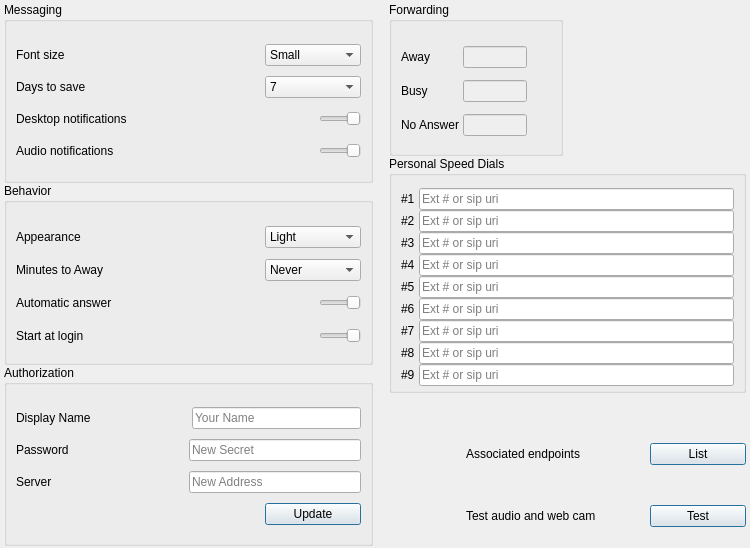
First picture: the form in Desktop/options.ui, repository dyfet/tycho_sipwitchqt, before the edit.
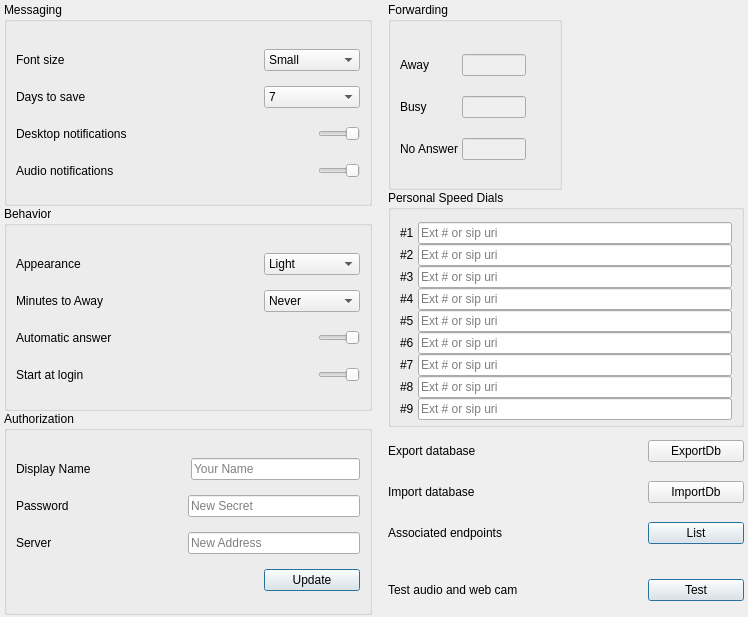
Second picture: the form after the edit. Icons and pictures are not drawn.

Patch:
```diff
--- a/Desktop/options.ui
+++ b/Desktop/options.ui
@@ -6,8 +6,8 @@
    <rect>
     <x>0</x>
     <y>0</y>
-    <width>750</width>
-    <height>548</height>
+    <width>748</width>
+    <height>617</height>
    </rect>
   </property>
   <property name="windowTitle">
@@ -464,7 +464,7 @@
        <property name="verticalSpacing">
         <number>6</number>
        </property>
-       <item row="3" column="2">
+       <item row="6" column="2">
         <widget class="QPushButton" name="testButton">
          <property name="minimumSize">
           <size>
@@ -486,7 +486,7 @@
          </property>
         </widget>
        </item>
-       <item row="3" column="1">
+       <item row="6" column="1">
         <widget class="QLabel" name="label_7">
          <property name="minimumSize">
           <size>
@@ -499,27 +499,14 @@
          </property>
         </widget>
        </item>
-       <item row="1" column="1">
+       <item row="4" column="1">
         <widget class="QLabel" name="label_18">
          <property name="text">
           <string>Associated endpoints</string>
          </property>
         </widget>
        </item>
-       <item row="0" column="0">
-        <spacer name="horizontalSpacer_4">
-         <property name="orientation">
-          <enum>Qt::Horizontal</enum>
-         </property>
-         <property name="sizeHint" stdset="0">
-          <size>
-           <width>0</width>
-           <height>0</height>
-          </size>
-         </property>
-        </spacer>
-       </item>
-       <item row="1" column="2">
+       <item row="4" column="2">
         <widget class="QPushButton" name="listDevices">
          <property name="minimumSize">
           <size>
@@ -541,7 +528,7 @@
          </property>
         </widget>
        </item>
-       <item row="2" column="1">
+       <item row="5" column="1">
         <layout class="QHBoxLayout" name="horizontalLayout_2">
          <property name="spacing">
           <number>6</number>
@@ -551,21 +538,33 @@
          </property>
         </layout>
        </item>
+       <item row="1" column="2">
+        <widget class="QPushButton" name="ImportDb">
+         <property name="text">
+          <string>ImportDb</string>
+         </property>
+        </widget>
+       </item>
+       <item row="0" column="2">
+        <widget class="QPushButton" name="ExportDb">
+         <property name="text">
+          <string>ExportDb</string>
+         </property>
+        </widget>
+       </item>
        <item row="0" column="1">
-        <spacer name="verticalSpacer_2">
-         <property name="orientation">
-          <enum>Qt::Vertical</enum>
+        <widget class="QLabel" name="exportlabel">
+         <property name="text">
+          <string>Export database</string>
          </property>
-         <property name="sizeType">
-          <enum>QSizePolicy::Fixed</enum>
+        </widget>
+       </item>
+       <item row="1" column="1">
+        <widget class="QLabel" name="importLabel">
+         <property name="text">
+          <string>Import database</string>
          </property>
-         <property name="sizeHint" stdset="0">
-          <size>
-           <width>20</width>
-           <height>32</height>
-          </size>
-         </property>
-        </spacer>
+        </widget>
        </item>
       </layout>
      </item>
```
